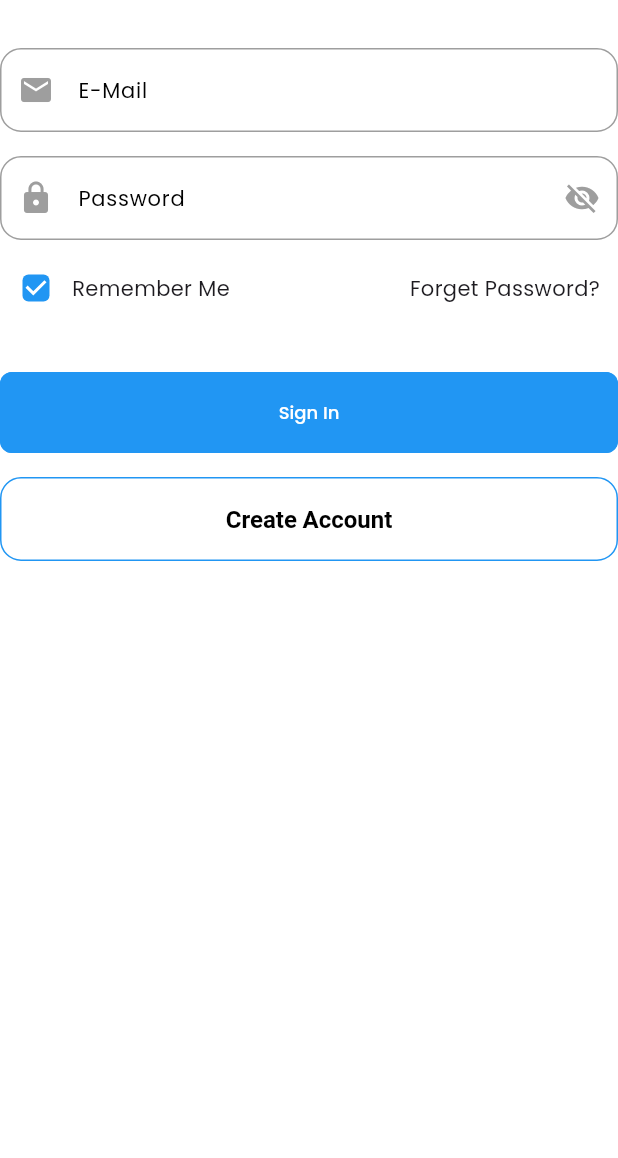
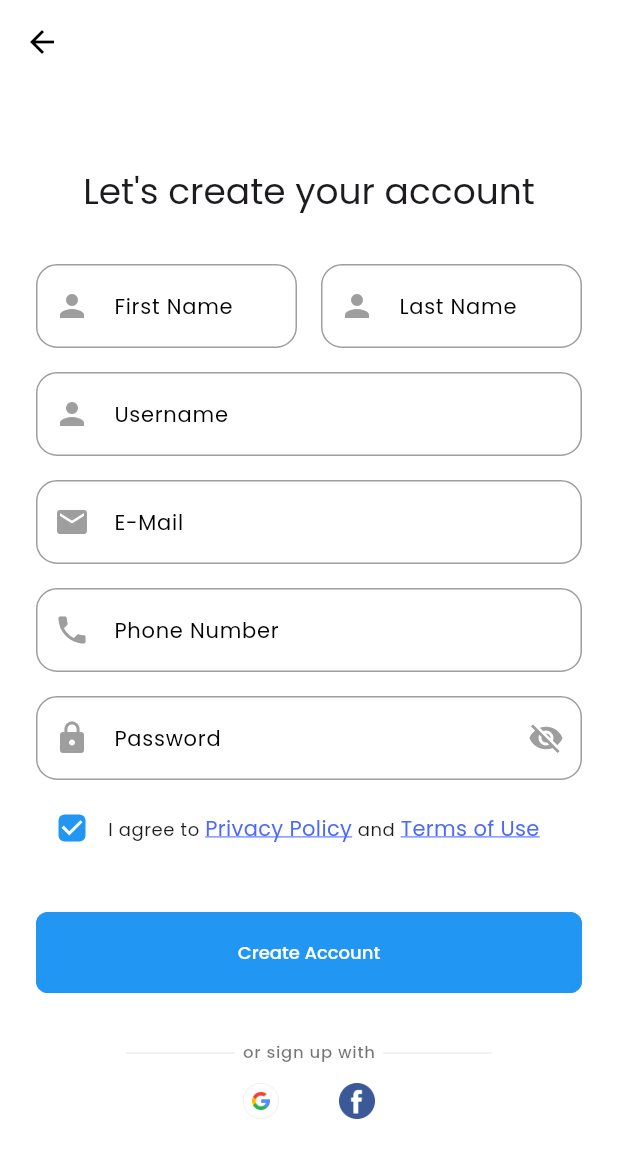
Before and after one commit to FardeenKhaan/Fk_ecommerce, a Flutter app: the FkLoginForm widget shown alone on an empty page, opened directly, after a tap on "Create Account", on a phone screen of 412 x 824 dp. Shown: the top 1158 px of the screen. Run offline on Flutter 3.47's test engine with Material 3 defaults, Android fonts, the light colour scheme and no system bars; our stand-ins replace flutter_native_splash, get, get_storage, google_fonts, logger, smooth_page_indicator; accounts and stored records are empty.

Commit message:
signup page created

```diff
--- a/lib/features/authentication/controllers_onboarding/onboarding_controller.dart
+++ b/lib/features/authentication/controllers_onboarding/onboarding_controller.dart
@@ -1,4 +1,5 @@
 import 'package:fk_ecommerce/features/authentication/screens/login/login_screen.dart';
+import 'package:fk_ecommerce/routes/app_routes.dart';
 import 'package:flutter/widgets.dart';
 import 'package:get/get.dart';
 
@@ -16,7 +17,7 @@ class OnboardingController extends GetxController {
 
   void nextPage() {
     if (currentPageIndex.value == 2) {
-      Get.offAll(() => LoginScreen());
+      Get.offAllNamed(Routes.LOGIN);
     } else {
       int page = currentPageIndex.value + 1;
       pagecontroller.jumpToPage(page);
--- a/lib/features/authentication/screens/login/login_screen.dart
+++ b/lib/features/authentication/screens/login/login_screen.dart
@@ -17,7 +17,6 @@ class LoginScreen extends StatelessWidget {
 
   @override
   Widget build(BuildContext context) {
-    final dark = FkHelperFunction.isDarkMode(context);
     return Scaffold(
       body: SingleChildScrollView(
         child: Padding(
--- a/lib/features/authentication/screens/login/widegts/login_form.dart
+++ b/lib/features/authentication/screens/login/widegts/login_form.dart
@@ -1,6 +1,8 @@
+import 'package:fk_ecommerce/routes/app_routes.dart';
 import 'package:fk_ecommerce/utils/constants/sizes.dart';
 import 'package:fk_ecommerce/utils/constants/text_Strings.dart';
 import 'package:flutter/material.dart';
+import 'package:get/route_manager.dart';
 
 class FkLoginForm extends StatelessWidget {
   const FkLoginForm({super.key});
@@ -82,7 +84,7 @@ class FkLoginForm extends StatelessWidget {
               width: double.infinity,
               child: OutlinedButton(
                 onPressed: () {
-                  // Handle login logic here
+                  Get.toNamed(Routes.SIGNUP);
                 },
                 child: Text(FKTextStrings.createAccount),
               ),
--- /dev/null
+++ b/lib/features/authentication/screens/signup/signup_screen.dart
@@ -0,0 +1,32 @@
+import 'package:fk_ecommerce/common/styles/spacing_styles.dart';
+import 'package:fk_ecommerce/common/widgets_signUpIn/form_buttons.dart';
+import 'package:fk_ecommerce/common/widgets_signUpIn/form_divider.dart';
+import 'package:fk_ecommerce/features/authentication/screens/signup/widgets/signup_form.dart';
+import 'package:fk_ecommerce/features/authentication/screens/signup/widgets/signup_header.dart';
+import 'package:fk_ecommerce/utils/constants/text_Strings.dart';
+import 'package:flutter/material.dart';
+import 'package:get/get.dart';
+
+class SignupScreen extends StatelessWidget {
+  const SignupScreen({super.key});
+
+  @override
+  Widget build(BuildContext context) {
+    return Scaffold(
+      appBar: AppBar(),
+      body: SingleChildScrollView(
+        child: Padding(
+          padding: FkSpacingStyle.paddingWithAppBarHeight,
+          child: Column(
+            children: [
+              const FkSignUpHeader(),
+              const FkSignUpForm(),
+              const FkFormDivider(dividerText: FKTextStrings.orSignUpWith),
+              const FkFormButton(),
+            ],
+          ),
+        ),
+      ),
+    );
+  }
+}
--- /dev/null
+++ b/lib/features/authentication/screens/signup/widgets/signup_form.dart
@@ -0,0 +1,154 @@
+import 'package:fk_ecommerce/utils/constants/colors.dart';
+import 'package:fk_ecommerce/utils/constants/sizes.dart';
+import 'package:fk_ecommerce/utils/constants/text_Strings.dart';
+import 'package:fk_ecommerce/utils/helpers/helper_function.dart';
+import 'package:flutter/material.dart';
+import 'package:flutter_native_splash/helper_utils.dart';
+
+class FkSignUpForm extends StatelessWidget {
+  const FkSignUpForm({super.key});
+
+  @override
+  Widget build(BuildContext context) {
+    final dark = FkHelperFunction.isDarkMode(context);
+    return Form(
+      child: Padding(
+        padding: const EdgeInsets.symmetric(vertical: FKSizes.spaceBtwSections),
+        child: Column(
+          children: [
+            // Email TextField
+            Row(
+              children: [
+                Expanded(
+                  child: TextFormField(
+                    decoration: InputDecoration(
+                      prefixIcon: Icon(Icons.person),
+                      labelText: FKTextStrings.firstName,
+                      border: OutlineInputBorder(),
+                    ),
+                    keyboardType: TextInputType.name,
+                  ),
+                ),
+                SizedBox(width: FKSizes.spaceBtwInputFields),
+                Expanded(
+                  child: TextFormField(
+                    decoration: InputDecoration(
+                      prefixIcon: Icon(Icons.person),
+                      labelText: FKTextStrings.lastName,
+                      border: OutlineInputBorder(),
+                    ),
+                    keyboardType: TextInputType.name,
+                  ),
+                ),
+              ],
+            ),
+            SizedBox(height: FKSizes.spaceBtwInputFields),
+            // Username TextField
+            TextFormField(
+              expands: false,
+              decoration: InputDecoration(
+                prefixIcon: Icon(Icons.person),
+                labelText: FKTextStrings.username,
+                border: OutlineInputBorder(),
+              ),
+              keyboardType: TextInputType.text,
+            ),
+            SizedBox(height: FKSizes.spaceBtwInputFields),
+
+            // Email TextField
+            TextFormField(
+              decoration: InputDecoration(
+                prefixIcon: Icon(Icons.email),
+                labelText: FKTextStrings.email,
+                border: OutlineInputBorder(),
+              ),
+              keyboardType: TextInputType.emailAddress,
+            ),
+            SizedBox(height: FKSizes.spaceBtwInputFields),
+            // Phone Number TextField
+            TextFormField(
+              decoration: InputDecoration(
+                prefixIcon: Icon(Icons.phone),
+                labelText: FKTextStrings.phoneNo,
+                border: OutlineInputBorder(),
+              ),
+              keyboardType: TextInputType.phone,
+            ),
+            SizedBox(height: FKSizes.spaceBtwInputFields),
+
+            // Password TextField
+            TextFormField(
+              decoration: InputDecoration(
+                prefixIcon: Icon(Icons.lock),
+                labelText: FKTextStrings.password,
+                suffixIcon: Icon(Icons.visibility_off),
+                border: OutlineInputBorder(),
+              ),
+              obscureText: true,
+            ),
+            SizedBox(height: FKSizes.spaceBtwInputFields / 2),
+            // REMEMBER ME Checkbox
+            Row(
+              children: [
+                Checkbox(
+                  value: true,
+                  onChanged: (value) {
+                    // Handle checkbox state change
+                  },
+                ),
+                // Text(
+                //   FKTextStrings.iAgreeTo,
+                //   style: Theme.of(context).textTheme.bodyMedium,
+                // ),
+                Text.rich(
+                  TextSpan(
+                    children: [
+                      TextSpan(
+                        text: '${FKTextStrings.iAgreeTo} ',
+                        style: Theme.of(context).textTheme.bodySmall,
+                      ),
+                      TextSpan(
+                        text: '${FKTextStrings.privacyPolicy}',
+                        style: Theme.of(context).textTheme.bodyMedium!.apply(
+                          color: dark ? FKColors.white : FKColors.primary,
+                          decoration: TextDecoration.underline,
+                          decorationColor:
+                              dark ? FKColors.white : FKColors.primary,
+                        ),
+                      ),
+                      TextSpan(
+                        text: ' and ',
+                        style: Theme.of(context).textTheme.bodySmall,
+                      ),
+                      TextSpan(
+                        text: '${FKTextStrings.termsOfUse}',
+                        style: Theme.of(context).textTheme.bodyMedium!.apply(
+                          color: dark ? FKColors.white : FKColors.primary,
+                          decoration: TextDecoration.underline,
+                          decorationColor:
+                              dark ? FKColors.white : FKColors.primary,
+                        ),
+                      ),
+                    ],
+                  ), // TextSpan
+                ), // Text.rich
+              ],
+            ),
+            SizedBox(height: FKSizes.spaceBtwSections),
+
+            // Submit Button
+            SizedBox(
+              width: double.infinity,
+              child: ElevatedButton(
+                onPressed: () {
+                  // Handle login logic here
+                },
+                child: Text(FKTextStrings.createAccount),
+              ),
+            ),
+          ],
+        ),
+      ),
+    );
+  }
+}
--- /dev/null
+++ b/lib/features/authentication/screens/signup/widgets/signup_header.dart
@@ -0,0 +1,27 @@
+import 'package:fk_ecommerce/utils/constants/image_Strings.dart';
+import 'package:fk_ecommerce/utils/constants/sizes.dart';
+import 'package:fk_ecommerce/utils/constants/text_Strings.dart';
+import 'package:fk_ecommerce/utils/helpers/helper_function.dart';
+import 'package:flutter/material.dart';
+
+class FkSignUpHeader extends StatelessWidget {
+  const FkSignUpHeader({super.key});
+
+  @override
+  Widget build(BuildContext context) {
+    // final dark = FkHelperFunction.isDarkMode(context);
+    return Column(
+      children: [
+        Text(
+          FKTextStrings.signupTitle,
+          style: Theme.of(context).textTheme.headlineSmall,
+        ),
+        // SizedBox(height: FKSizes.sm),
+        // Text(
+        //   FKTextStrings.signupSubTitle,
+        //   style: Theme.of(context).textTheme.bodyMedium,
+        // ),
+      ],
+    );
+  }
+}
--- a/lib/main.dart
+++ b/lib/main.dart
@@ -1,4 +1,6 @@
 import 'package:fk_ecommerce/features/authentication/screens/OnBoarding/onboarding_screen.dart';
+import 'package:fk_ecommerce/routes/app_pages.dart';
+import 'package:fk_ecommerce/routes/app_routes.dart';
 import 'package:fk_ecommerce/utils/constants/colors.dart';
 import 'package:fk_ecommerce/utils/theme/theme.dart';
 import 'package:flutter/material.dart';
@@ -17,12 +19,14 @@ class MyApp extends StatelessWidget {
   Widget build(BuildContext context) {
     return GetMaterialApp(
       debugShowCheckedModeBanner: false,
-      title: 'Flutter Demo',
+      title: 'FK_ecommerce',
       themeMode: ThemeMode.system,
 
       theme: FkAppTheme.lighttheme,
       darkTheme: FkAppTheme.darktheme,
-      home: OnboardingScreen(),
+      // home: OnboardingScreen(),
+      initialRoute: Routes.OnBoarding, // Correct starting point
+      getPages: appPages,
     );
   }
 }
--- /dev/null
+++ b/lib/routes/app_pages.dart
@@ -0,0 +1,16 @@
+import 'package:fk_ecommerce/features/authentication/screens/OnBoarding/onboarding_screen.dart';
+import 'package:fk_ecommerce/features/authentication/screens/login/login_screen.dart';
+import 'package:fk_ecommerce/features/authentication/screens/signup/signup_screen.dart';
+import 'package:fk_ecommerce/routes/app_routes.dart';
+import 'package:get/get_navigation/src/routes/get_route.dart';
+
+final List<GetPage> appPages = [
+  GetPage(
+    name: Routes.LOGIN,
+    page: () => LoginScreen(),
+    // binding: LoginBinding()
+  ),
+  GetPage(name: Routes.OnBoarding, page: () => OnboardingScreen()),
+  GetPage(name: Routes.SIGNUP, page: () => SignupScreen()),
+  // GetPage(name: Routes.ForgotPassword, page: () => ForgotPasswordScreen()),
+];
--- /dev/null
+++ b/lib/routes/app_routes.dart
@@ -0,0 +1,7 @@
+abstract class Routes {
+  static const LOGIN = '/login';
+  static const SIGNUP = '/signup';
+  static const OnBoarding = '/onboarding';
+  static const ForgotPassword = '/forgot-password';
+  static const MARKSHEET = '/marksheet';
+}
```
